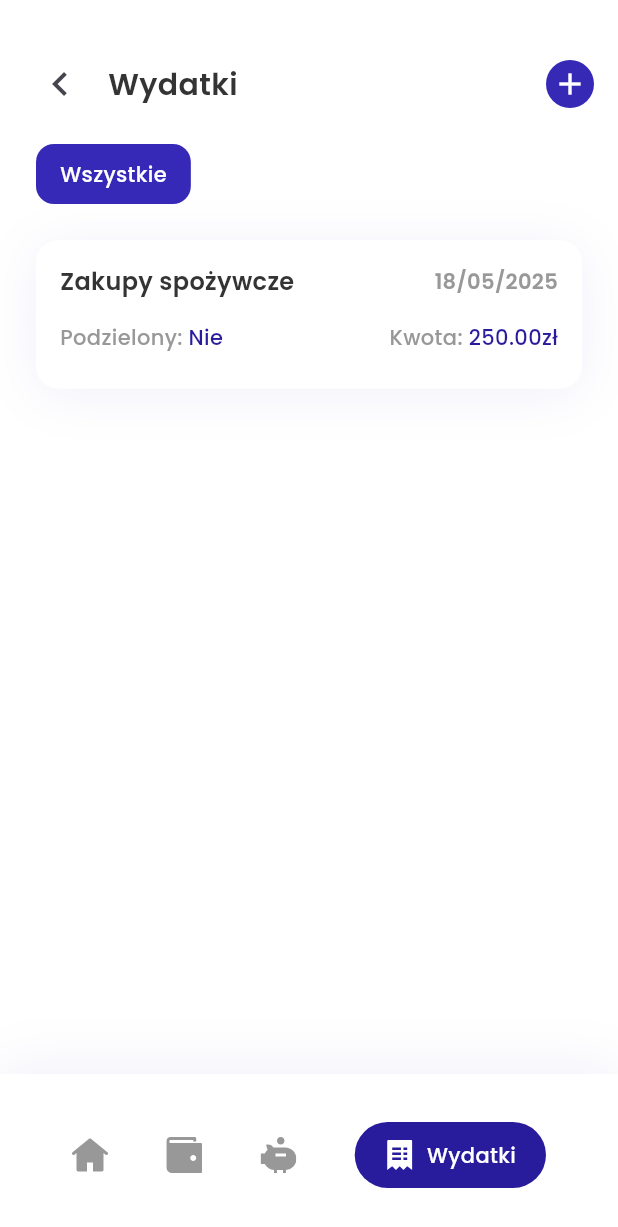
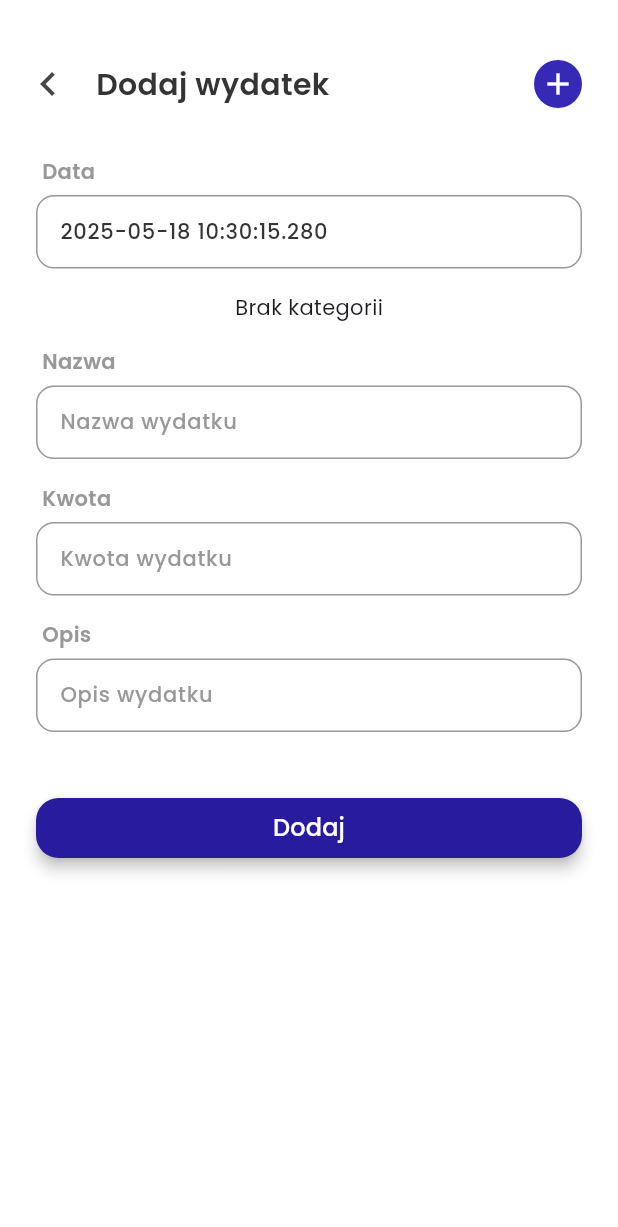
Before and after one commit to kacperramenda/budgetmaster, a Flutter app: the ExpenseDetailsView screen opened directly with empty values, after a tap on the "chevron left" icon, after a tap on the "add" icon, on a phone screen of 412 x 824 dp. Shown: the top 1227 px of the screen. Run offline on Flutter 3.47's test engine with Material 3 defaults, Android fonts, the phone set to English and light mode, and no system bars; our stand-ins replace bloc, flutter_bloc, flutter_svg, isar; accounts and stored records are empty; generated files the repository leaves out were written again.

Commit message:
feat: add expense view

```diff
--- a/lib/main.dart
+++ b/lib/main.dart
@@ -3,13 +3,14 @@
 import 'package:budgetmaster/domain/repository/expense_repo.dart';
 import 'package:budgetmaster/domain/repository/budgetCategory_repo.dart';
 import 'package:budgetmaster/presentation/common/main_scaffold.dart';
+import 'package:budgetmaster/presentation/expenses/view/add/expense_add_view.dart';
 import 'package:flutter/material.dart';
 import 'package:provider/provider.dart';
 import 'package:path_provider/path_provider.dart';
 import 'package:isar/isar.dart';
 import 'package:budgetmaster/data/models/isar_expense.dart';
 import 'package:budgetmaster/data/models/isar_budgetCategory.dart';
-import 'package:budgetmaster/presentation/expenses/view/expense_details_view.dart';
+import 'package:budgetmaster/presentation/expenses/view/details/expense_details_view.dart';
 import 'package:budgetmaster/domain/models/expense.dart';
 
 void main() async {
@@ -109,6 +110,7 @@
             final expense = ModalRoute.of(context)!.settings.arguments as Expense;
             return ExpenseDetailsView(expense: expense);
           },
+          '/add-expense': (context) => const ExpenseAddView(),
         },
       ),
     );
--- /dev/null
+++ b/lib/presentation/common/InputField.dart
@@ -0,0 +1,105 @@
+import 'package:budgetmaster/core/constants/app_colors.dart';
+import 'package:budgetmaster/core/theme/app_typography.dart';
+import 'package:flutter/material.dart';
+import 'package:intl/intl.dart';
+
+enum InputType { text, number, date }
+
+class InputField extends StatelessWidget {
+  final String? label;
+  final String? placeholder;
+  final String value;
+  final InputType type;
+  final void Function(String) onChanged;
+
+  const InputField({
+    super.key,
+    this.label,
+    this.placeholder,
+    required this.value,
+    required this.type,
+    required this.onChanged,
+  });
+
+  @override
+  Widget build(BuildContext context) {
+    final controller = TextEditingController(text: value);
+
+    return Column(
+      crossAxisAlignment: CrossAxisAlignment.start,
+      children: [
+        if (label != null) ...[
+          Padding(
+            padding: const EdgeInsets.only(left: 4.0, bottom: 6.0),
+            child: Text(
+              label!,
+              style: AppTypography.caption1.copyWith(
+                color: AppColors.neutral3,
+              ),
+            ),
+          ),
+        ],
+        GestureDetector(
+          onTap: () async {
+            if (type == InputType.date) {
+              final initialDate = value.isNotEmpty
+                  ? DateFormat('dd/MM/yyyy').tryParse(value) ?? DateTime.now()
+                  : DateTime.now();
+
+              final pickedDate = await showDatePicker(
+                context: context,
+                initialDate: initialDate,
+                firstDate: DateTime(2000),
+                lastDate: DateTime(2100),
+              );
+              if (pickedDate != null) {
+                onChanged(DateFormat('dd/MM/yyyy').format(pickedDate));
+              }
+            }
+          },
+          child: AbsorbPointer(
+            absorbing: type == InputType.date,
+            child: TextField(
+              controller: controller,
+              keyboardType: _getKeyboardType(),
+              onChanged: onChanged,
+              style: AppTypography.body3.copyWith(
+                color: AppColors.neutral1,
+              ),
+              decoration: InputDecoration(
+                hintText: placeholder ?? '',
+                hintStyle: AppTypography.body3.copyWith(
+                  color: AppColors.neutral3,
+                ),
+                contentPadding:
+                    const EdgeInsets.symmetric(horizontal: 12, vertical: 14),
+                border: OutlineInputBorder(
+                  borderRadius: BorderRadius.circular(12),
+                  borderSide: const BorderSide(color: AppColors.neutral3),
+                ),
+                enabledBorder: OutlineInputBorder(
+                  borderRadius: BorderRadius.circular(12),
+                  borderSide: const BorderSide(color: AppColors.neutral3),
+                ),
+                filled: true,
+                fillColor: Colors.white,
+                isDense: true,
+              ),
+            ),
+          ),
+        ),
+      ],
+    );
+  }
+
+  TextInputType _getKeyboardType() {
+    switch (type) {
+      case InputType.number:
+        return TextInputType.number;
+      case InputType.text:
+      case InputType.date:
+      default:
+        return TextInputType.text;
+    }
+  }
+}
--- /dev/null
+++ b/lib/presentation/common/buttonPrimary.dart
@@ -0,0 +1,39 @@
+import 'package:budgetmaster/core/constants/app_colors.dart';
+import 'package:budgetmaster/core/theme/app_typography.dart';
+import 'package:flutter/material.dart';
+
+class ButtonPrimary extends StatelessWidget {
+  final String label;
+  final VoidCallback onPressed;
+
+  const ButtonPrimary({
+    super.key,
+    required this.label,
+    required this.onPressed,
+  });
+
+  @override
+  Widget build(BuildContext context) {
+    return SizedBox(
+      width: double.infinity,
+      child: ElevatedButton(
+        style: ElevatedButton.styleFrom(
+          backgroundColor: AppColors.primary1, // #3629B6
+          shape: RoundedRectangleBorder(
+            borderRadius: BorderRadius.circular(15),
+          ),
+          padding: EdgeInsets.zero,
+          elevation: 4,
+        ),
+        onPressed: onPressed,
+        child: Text(
+          label,
+          style: AppTypography.body1.copyWith(
+            color: Colors.white,
+            fontSize: 16,
+          ),
+        )
+      ),
+    );
+  }
+}
--- a/lib/presentation/common/page_header.dart
+++ b/lib/presentation/common/page_header.dart
@@ -19,11 +19,13 @@ class PageHeader extends StatelessWidget {
   @override
   Widget build(BuildContext context) {
     return Container(
-      padding: const EdgeInsets.only(top: 32, left: 16, right: 16),
+      padding: const EdgeInsets.only(top: 32, left: 8, right: 24),
       color: Colors.white,
       child: Row(
         children: [
           IconButton(
+            padding: EdgeInsets.zero,
+            constraints: const BoxConstraints(),
             icon: const Icon(Icons.chevron_left, size: 32),
             onPressed: () {
               Navigator.pushReplacementNamed(context, route);
--- /dev/null
+++ b/lib/presentation/expenses/view/add/expense_add_view.dart
@@ -0,0 +1,176 @@
+import 'package:budgetmaster/core/constants/app_colors.dart';
+import 'package:budgetmaster/domain/models/budgetCategory.dart';
+import 'package:budgetmaster/presentation/common/buttonPrimary.dart';
+import 'package:budgetmaster/presentation/expenses/widgets/add/expense_category_add_tile.dart';
+import 'package:budgetmaster/presentation/expenses/widgets/add/expense_category_tile.dart';
+import 'package:flutter/material.dart';
+import 'package:budgetmaster/presentation/common/InputField.dart';
+import 'package:budgetmaster/presentation/common/page_header.dart';
+import 'package:provider/provider.dart';
+import 'package:budgetmaster/domain/repository/budgetCategory_repo.dart';
+import 'dart:math';
+
+class ExpenseAddView extends StatefulWidget {
+  const ExpenseAddView({super.key});
+
+  @override
+  State<ExpenseAddView> createState() => _ExpenseAddViewState();
+}
+
+class _ExpenseAddViewState extends State<ExpenseAddView> {
+  late String expenseDate;
+  late String expenseCategory;
+  late String expenseName;
+  late String expenseAmount;
+  late String expenseDescription;
+  BudgetCategory? selectedCategory;
+  final colorList = [AppColors.semanticBlue, AppColors.semanticGreen, AppColors.semanticRed, AppColors.semanticYellow];
+
+  @override
+  void initState() {
+    super.initState();
+    expenseDate = DateTime.now().toString();
+    expenseCategory = '';
+    expenseName = '';
+    expenseAmount = '';
+    expenseDescription = '';
+  }
+
+  @override
+  Widget build(BuildContext context) {
+    return Scaffold(
+      backgroundColor: AppColors.neutral6,
+      body: Column(
+        crossAxisAlignment: CrossAxisAlignment.start,
+        children: [
+          PageHeader(
+            title: "Dodaj wydatek",
+            route: "/expenses",
+            showAddButton: true,
+            onAddPressed: () {
+              Navigator.pushNamed(context, '/add-expense');
+            },
+          ),
+          Padding(
+            padding: const EdgeInsets.symmetric(vertical: 16, horizontal: 24),
+            child: Column(
+              children: [
+                Padding(
+                  padding: const EdgeInsets.symmetric(vertical: 8),
+                  child: InputField(
+                    label: 'Data',
+                    placeholder: 'Wybierz datę',
+                    value: expenseDate,
+                    type: InputType.date,
+                    onChanged: (newDate) {
+                      setState(() => expenseDate = newDate);
+                    },
+                  ),
+                ),
+
+                Padding(
+                  padding: const EdgeInsets.symmetric(vertical: 8),
+                  child: FutureBuilder<List<BudgetCategory>>(
+                    future: Provider.of<BudgetCategoryRepository>(context, listen: false).getAllCategories(),
+                    builder: (context, snapshot) {
+                      if (snapshot.connectionState == ConnectionState.waiting) {
+                        return const CircularProgressIndicator();
+                      }
+                      if (!snapshot.hasData || snapshot.data!.isEmpty) {
+                        return const Text('Brak kategorii');
+                      }
+                      final categories = snapshot.data!;
+                      return SingleChildScrollView(
+                        scrollDirection: Axis.horizontal,
+                        clipBehavior: Clip.none,
+                        child: IntrinsicHeight(
+                          child: Row(
+                            children: [
+                              Padding(
+                                padding: const EdgeInsets.only(right: 8),
+                                child: ExpenseCategoryAddTile(
+                                  onTap: () {
+                                    setState(() {
+                                      expenseCategory = '';
+                                      selectedCategory = null; // ustaw na null jeśli nullable
+                                    });
+                                  },
+                                ),
+                              ),
+                              ...categories.map((category) {
+                                return Padding(
+                                  padding: const EdgeInsets.only(right: 8),
+                                  child: ExpenseCategoryTile(
+                                    label: category.name,
+                                    backgroundColor: colorList[Random().nextInt(colorList.length)],
+                                    onTap: () {
+                                      setState(() {
+                                        expenseCategory = category.id;
+                                        selectedCategory = category;
+                                      });
+                                    },
+                                  ),
+                                );
+                              }).toList(),
+                            ],
+                          ),
+                        ),
+                      );
+                    },
+                  ),
+                ),
+
+
+                Padding(
+                  padding: const EdgeInsets.symmetric(vertical: 8),
+                  child: InputField(
+                    label: 'Nazwa',
+                    placeholder: 'Nazwa wydatku',
+                    value: expenseName,
+                    type: InputType.text,
+                    onChanged: (newName) {
+                      setState(() => expenseName = newName);
+                    },
+                  ),
+                ),
+                Padding(
+                  padding: const EdgeInsets.symmetric(vertical: 8),
+                  child: InputField(
+                    label: 'Kwota',
+                    placeholder: 'Kwota wydatku',
+                    value: expenseAmount,
+                    type: InputType.number,
+                    onChanged: (newAmount) {
+                      setState(() => expenseAmount = newAmount);
+                    },
+                  ),
+                ),
+                Padding(
+                  padding: const EdgeInsets.symmetric(vertical: 8),
+                  child: InputField(
+                    label: 'Opis',
+                    placeholder: 'Opis wydatku',
+                    value: expenseDescription,
+                    type: InputType.number,
+                    onChanged: (newAmount) {
+                      setState(() => expenseDescription = newAmount);
+                    },
+                  ),
+                ),
+
+                const SizedBox(height: 32),
+
+                ButtonPrimary(
+                  label: 'Dodaj',
+                  onPressed: () {
+                    // wykonaj akcję
+                  },
+                ),
+              ],
+            ),
+          ),
+        ],
+      ),
+    );
+  }
+}
--- a/lib/presentation/expenses/view/expenses_view.dart
+++ b/lib/presentation/expenses/view/expenses_view.dart
@@ -20,7 +20,7 @@ class ExpensesView extends StatelessWidget {
             children: [
               PageHeader(
                 title: 'Wydatki',
-                route: '/expenses',
+                route: '/home',
                 showAddButton: true,
                 onAddPressed: () {
                   Navigator.pushNamed(context, '/add-expense');
--- a/pubspec.yaml
+++ b/pubspec.yaml
@@ -39,6 +39,7 @@ dependencies:
   path_provider: ^2.1.5
   flutter_bloc: ^9.1.0
   flutter_svg: ^2.0.7
+  intl: ^0.20.2
 dev_dependencies:
   flutter_test:
     sdk: flutter
```
Also changed, not shown: lib/presentation/expenses/widgets/add/expense_category_add_tile.dart (added, +50 -0 lines), lib/presentation/expenses/widgets/add/expense_category_tile.dart (added, +72 -0 lines), pubspec.lock.
